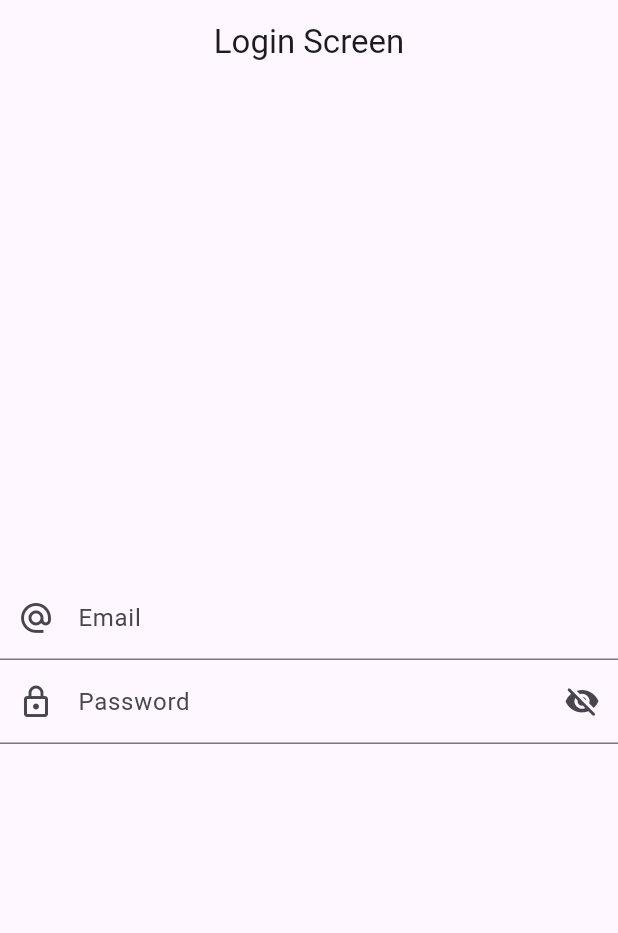
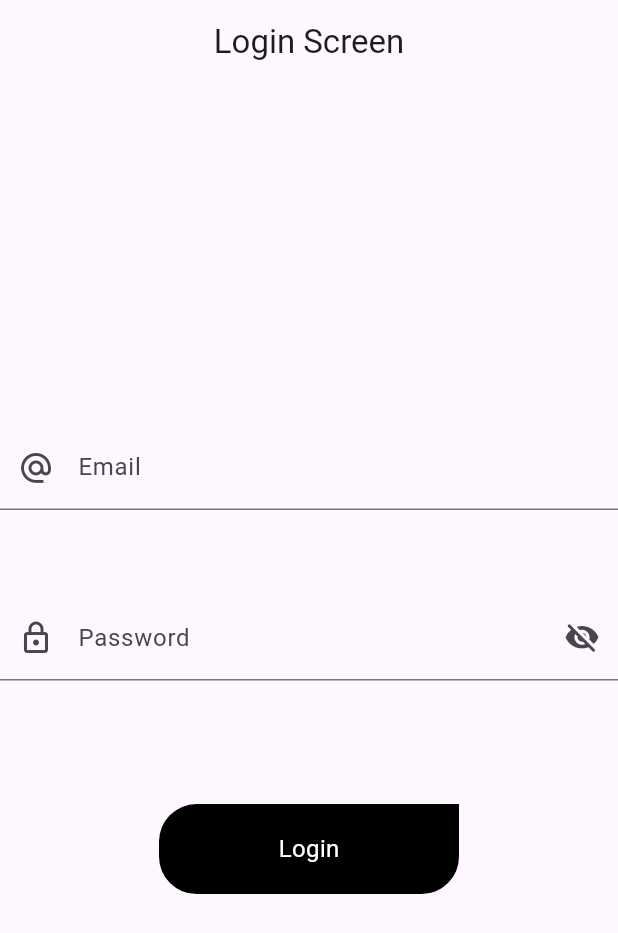
Before and after one commit to SiddharthChitrala/flutter_mvvm_architecture, a Flutter app: the screen it shows after launch, on a phone screen of 412 x 824 dp. Shown: the top 933 px of the screen. Run offline on Flutter 3.47's test engine with Material 3 defaults, Android fonts, the phone set to English and light mode, and no system bars; our stand-ins replace another_flushbar, fluttertoast.

Commit message:
eighth  commit

```diff
--- /dev/null
+++ b/lib/res/colors.dart
@@ -0,0 +1,9 @@
+import 'package:flutter/material.dart';
+
+class AppColors{
+
+  static const Color blackColor = Colors.black;
+  static const Color whiteColor = Colors.white;
+  static const Color buttonColor = Colors.black;
+
+}
--- /dev/null
+++ b/lib/res/components/round_button.dart
@@ -0,0 +1,41 @@
+import 'package:flutter/material.dart';
+import 'package:flutter_mvvm_architecture/res/colors.dart';
+
+class RoundButton extends StatelessWidget {
+  final String title;
+  final bool loading;
+  final VoidCallback onPress;
+
+  const RoundButton(
+      {super.key,
+      required this.title,
+      this.loading = false,
+      required this.onPress});
+
+  @override
+  Widget build(BuildContext context) {
+    return InkWell(
+        onTap: onPress,
+        child: Container(
+            height: 60,
+            width: 200,
+            decoration: const BoxDecoration(
+              color: AppColors.buttonColor,
+              borderRadius: BorderRadius.only(
+                  topLeft: Radius.circular(25),
+                  bottomLeft: Radius.circular(25),
+                  bottomRight: Radius.circular(25)),
+            ),
+            child: Center(
+              child: loading
+                  ? const CircleAvatar()
+                  : Text(
+                      title,
+                      style: const TextStyle(
+                        color: AppColors.whiteColor,
+                        fontSize: 16,
+                      ),
+                    ),
+            )));
+  }
+}
--- a/lib/utils/utils.dart
+++ b/lib/utils/utils.dart
@@ -15,4 +15,10 @@ class Utils {
       textColor: Colors.white,
     );
   }
+   static snackBar(String message, BuildContext context) {
+    return ScaffoldMessenger.of(context).showSnackBar(SnackBar(
+      backgroundColor: Colors.redAccent, // Sets the background color of the SnackBar.
+      content: Text(message), // The main content of the SnackBar.
+    ));
+  }
 }
--- a/lib/view/login_screen.dart
+++ b/lib/view/login_screen.dart
@@ -1,11 +1,8 @@
 import 'package:flutter/material.dart';
 import 'package:flutter/services.dart';
 
+import '../res/components/round_button.dart';
 import '../utils/utils.dart';
-
-// import 'package:flutter_mvvm_architecture/utils/utils.dart';
-
-// import '../utils/routes/routes_name.dart';
 
 class LoginScreen extends StatefulWidget {
   const LoginScreen({super.key});
@@ -15,6 +12,8 @@ class LoginScreen extends StatefulWidget {
 }
 
 class _LoginScreenState extends State<LoginScreen> {
+  ValueNotifier<bool> _obscurePassword = ValueNotifier<bool>(true);
+
   TextEditingController _emailController = TextEditingController();
   TextEditingController _passwordController = TextEditingController();
 
@@ -23,15 +22,17 @@ class _LoginScreenState extends State<LoginScreen> {
 
   @override
   Widget build(BuildContext context) {
+    final height = MediaQuery.of(context).size.height * 1;
+
     return Scaffold(
       appBar: AppBar(
         title: const Text('Login Screen'),
-        centerTitle:true,
+        centerTitle: true,
       ),
       body: SafeArea(
         child: Column(
             mainAxisAlignment: MainAxisAlignment.center,
-          crossAxisAlignment:CrossAxisAlignment.center,
+            crossAxisAlignment: CrossAxisAlignment.center,
             // child: InkWell(
             // onTap: () {
             // Navigate to the next screen
@@ -56,19 +57,47 @@ class _LoginScreenState extends State<LoginScreen> {
                     prefixIcon: Icon(Icons.alternate_email_outlined)),
                 onFieldSubmitted: (valu) {
                   // FocusScope.of(context).requestFocus(passwordFocusNode);
-                  Utils.fieldFocusChange(context, emailFocusNote,passwordFocusNode);
+                  Utils.fieldFocusChange(
+                      context, emailFocusNote, passwordFocusNode);
                 },
               ),
-              TextFormField(
+              SizedBox(height: height * 0.07),
+              ValueListenableBuilder(
+                  valueListenable: _obscurePassword,
+                  builder: (context, value, child) {
+                    return TextFormField(
                         controller: _passwordController,
-                  obscureText: true,
+                        obscureText: _obscurePassword.value,
                         obscuringCharacter: '*',
                         focusNode: passwordFocusNode,
-                  decoration: const InputDecoration(
+                        decoration: InputDecoration(
                             hintText: 'Password',
                             labelText: 'Password',
-                      prefixIcon: Icon(Icons.lock_outlined),
-                      suffixIcon: Icon(Icons.visibility_off_rounded))),
+                            prefixIcon: const Icon(Icons.lock_outlined),
+                            suffixIcon: InkWell(
+                                onTap: () {
+                                  _obscurePassword.value =
+                                      !_obscurePassword.value;
+                                },
+                                child: Icon(_obscurePassword.value
+                                    ? Icons.visibility_off_rounded
+                                    : Icons.visibility_rounded))));
+                  }),
+              SizedBox(height: height * .1),
+              RoundButton(
+                title: 'Login',
+                onPress: () {
+                  if (_emailController.text.isEmpty) {
+                    Utils.toastMessage('Please enter Email');
+                  } else if (_passwordController.text.isEmpty) {
+                    Utils.toastMessage('Please enter Password');
+                  } else if (_passwordController.text.length < 6) {
+                             Utils.toastMessage('Please enter 6 digit password');
+                  } else {
+                    Utils.toastMessage('Login Successfull');
+                  }
+                },
+              ),
             ]),
       ),
     );
```
Lines whose indentation alone changed are shown as unchanged.
